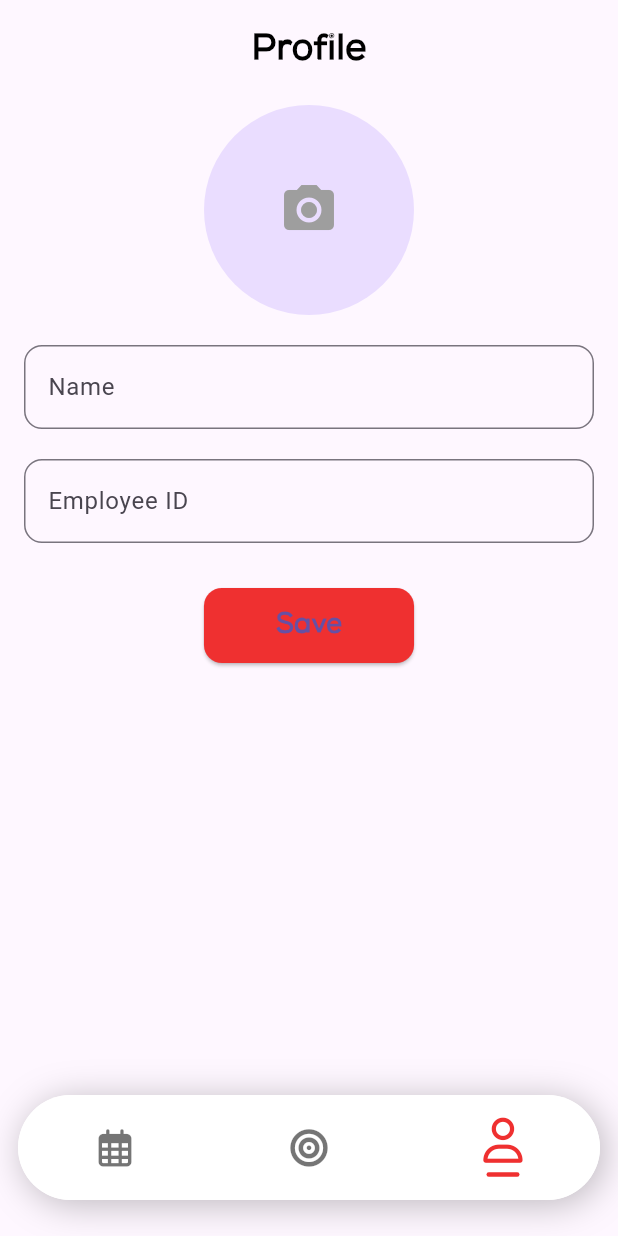
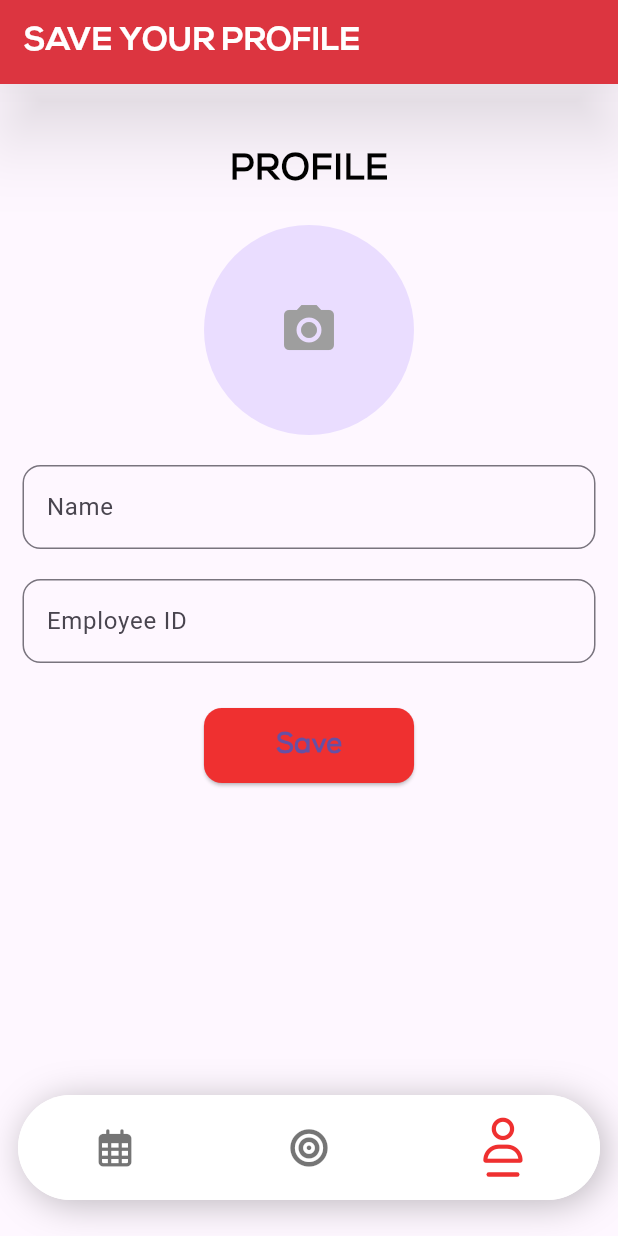
Before and after one commit to RITWIZSINGH/MIS_Tracker_flutter, a Flutter app: the screen it shows after launch, item 3 of the bottom bar chosen, on a phone screen of 412 x 824 dp. Run offline on Flutter 3.47's test engine with Material 3 defaults, Android fonts, the phone set to English and light mode, and no system bars; our stand-ins replace cloud_firestore, firebase_core, flutter_keyboard_visibility, font_awesome_flutter, image_picker, shared_preferences and 1 more; accounts and stored records are empty.

Commit message:
Made app Bar of the profile page

```diff
--- a/lib/models/target_data.dart
+++ b/lib/models/target_data.dart
@@ -1,3 +1,5 @@
+// ignore_for_file: unused_import
+
 import 'package:flutter/foundation.dart';
 import 'package:shared_preferences/shared_preferences.dart';
 import 'dart:collection';
--- a/lib/screen/profile_screen.dart
+++ b/lib/screen/profile_screen.dart
@@ -1,6 +1,7 @@
 // ignore_for_file: prefer_const_constructors, unnecessary_import, prefer_const_literals_to_create_immutables, unused_import, use_build_context_synchronously
 import 'package:flutter/material.dart';
 import 'package:cloud_firestore/cloud_firestore.dart';
+import 'package:flutter_keyboard_visibility/flutter_keyboard_visibility.dart';
 import 'package:image_picker/image_picker.dart';
 import 'dart:io';
 
@@ -136,14 +137,27 @@ class _ProfileScreenState extends State<ProfileScreen> {
   @override
   Widget build(BuildContext context) {
     return Scaffold(
+      appBar: AppBar(
+        elevation: 20.0,
+        shadowColor: Colors.black54,
+        title: Text(
+          'SAVE YOUR PROFILE',
+          style: TextStyle(
+            color: Colors.white,
+            fontFamily: "NexaBold",
+          ),
+        ),
+        backgroundColor: primary,
+      ),
       body: SafeArea(
         child: Padding(
-          padding: const EdgeInsets.all(16.0),
+          padding: const EdgeInsets.all(15.0),
           child: Column(
             children: [
+              SizedBox(height: 25,),
               Center(
                 child: Text(
-                  'Profile',
+                  'PROFILE',
                   style: TextStyle(
                       color: Colors.black,
                       fontSize: 24,
```
Also changed, not shown: lib/main.dart (line endings or trailing spaces).
